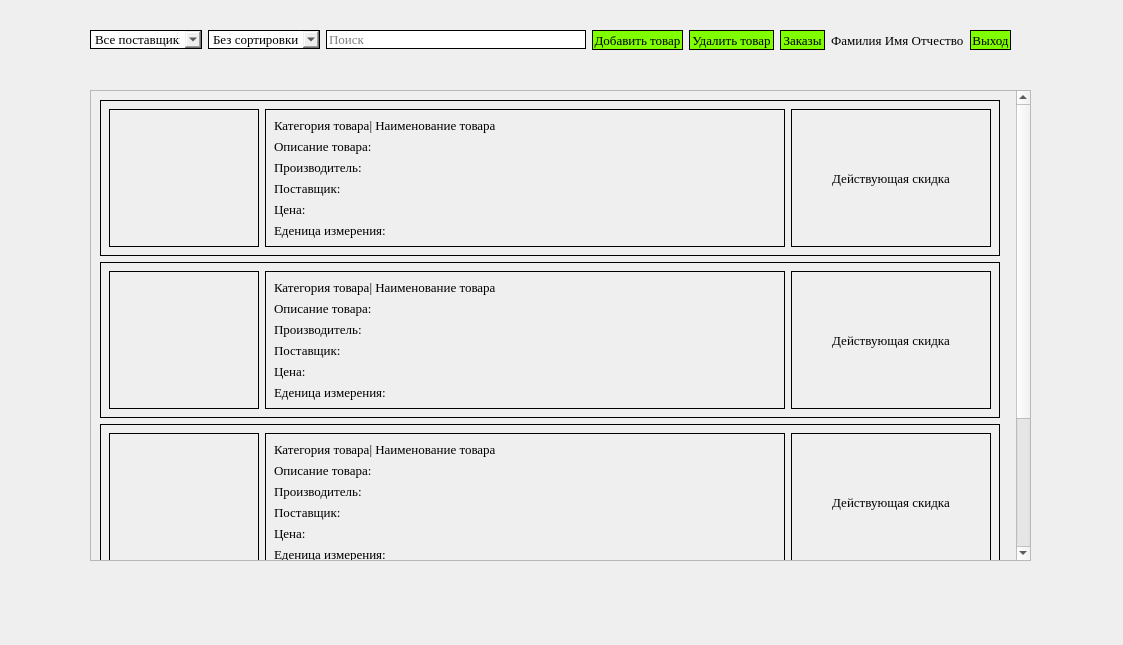
Above: presentation/Product_list_UI/products.ui from Herehs/DemoExam before the change. Below: the same form after it.
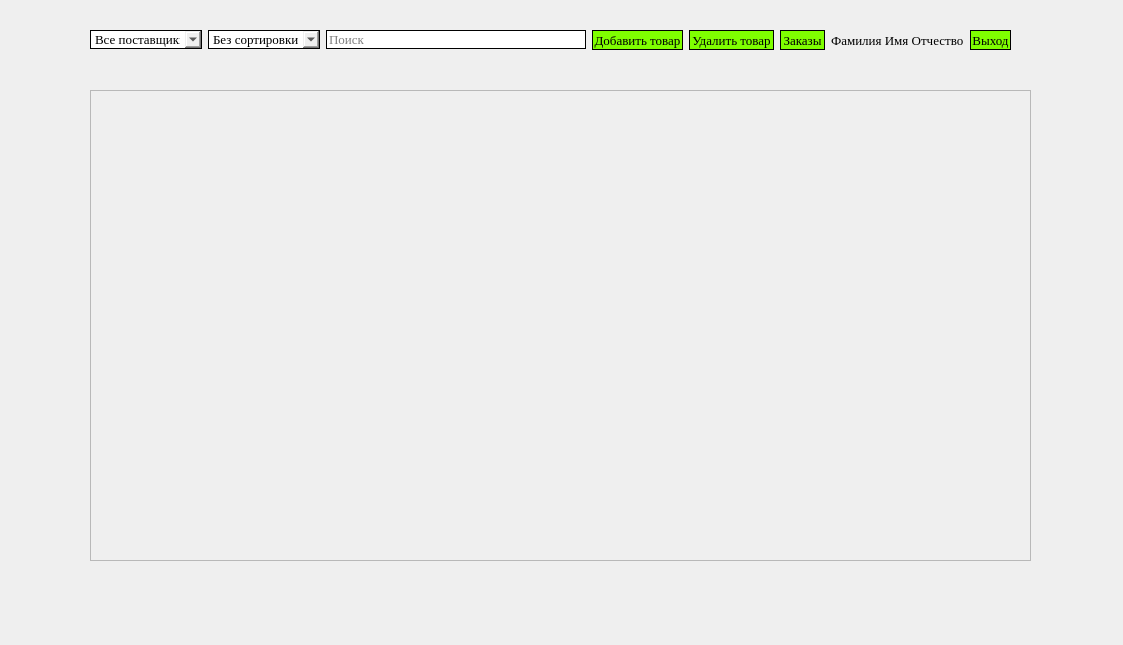
That is the form after the change. Icons and pictures are not drawn.

```diff
--- a/presentation/Product_list_UI/products.ui
+++ b/presentation/Product_list_UI/products.ui
@@ -298,808 +298,11 @@
       <rect>
        <x>0</x>
        <y>0</y>
-       <width>922</width>
-       <height>716</height>
+       <width>939</width>
+       <height>469</height>
       </rect>
      </property>
-     <layout class="QVBoxLayout" name="verticalLayout_4">
-      <item>
-       <widget class="QWidget" name="widget_7" native="true">
-        <property name="minimumSize">
-         <size>
-          <width>900</width>
-          <height>0</height>
-         </size>
-        </property>
-        <property name="maximumSize">
-         <size>
-          <width>801</width>
-          <height>171</height>
-         </size>
-        </property>
-        <property name="styleSheet">
-         <string notr="true">
-border: 1px solid black;
-</string>
-        </property>
-        <layout class="QHBoxLayout" name="horizontalLayout_9">
-         <item>
-          <layout class="QHBoxLayout" name="horizontalLayout_11">
-           <item>
-            <widget class="QLabel" name="photo_10">
-             <property name="maximumSize">
-              <size>
-               <width>150</width>
-               <height>150</height>
-              </size>
-             </property>
-             <property name="styleSheet">
-              <string notr="true">
-border: 1px solid black;
-</string>
-             </property>
-             <property name="text">
-              <string/>
-             </property>
-             <property name="pixmap">
-              <pixmap>../import/1.jpg</pixmap>
-             </property>
-             <property name="scaledContents">
-              <bool>true</bool>
-             </property>
-            </widget>
-           </item>
-           <item>
-            <widget class="QWidget" name="widget_8" native="true">
-             <property name="styleSheet">
-              <string notr="true"/>
-             </property>
-             <layout class="QVBoxLayout" name="verticalLayout_5">
-              <item>
-               <layout class="QVBoxLayout" name="verticalLayout_18">
-                <item>
-                 <widget class="QLabel" name="label_15">
-                  <property name="font">
-                   <font>
-                    <family>Times New Roman</family>
-                    <pointsize>10</pointsize>
-                   </font>
-                  </property>
-                  <property name="styleSheet">
-                   <string notr="true">
-border: 0px solid black;
-</string>
-                  </property>
-                  <property name="text">
-                   <string>Категория товара| Наименование товара</string>
-                  </property>
-                 </widget>
-                </item>
-                <item>
-                 <widget class="QLabel" name="label_27">
-                  <property name="font">
-                   <font>
-                    <family>Times New Roman</family>
-                    <pointsize>10</pointsize>
-                   </font>
-                  </property>
-                  <property name="styleSheet">
-                   <string notr="true">
-border: 0px solid black;
-</string>
-                  </property>
-                  <property name="text">
-                   <string>Описание товара:</string>
-                  </property>
-                 </widget>
-                </item>
-                <item>
-                 <widget class="QLabel" name="label_28">
-                  <property name="font">
-                   <font>
-                    <family>Times New Roman</family>
-                    <pointsize>10</pointsize>
-                   </font>
-                  </property>
-                  <property name="styleSheet">
-                   <string notr="true">
-border: 0px solid black;
-</string>
-                  </property>
-                  <property name="text">
-                   <string>Производитель:</string>
-                  </property>
-                 </widget>
-                </item>
-                <item>
-                 <widget class="QLabel" name="label_46">
-                  <property name="font">
-                   <font>
-                    <family>Times New Roman</family>
-                    <pointsize>10</pointsize>
-                   </font>
-                  </property>
-                  <property name="styleSheet">
-                   <string notr="true">
-border: 0px solid black;
-</string>
-                  </property>
-                  <property name="text">
-                   <string>Поставщик:</string>
-                  </property>
-                 </widget>
-                </item>
-                <item>
-                 <widget class="QLabel" name="label_47">
-                  <property name="font">
-                   <font>
-                    <family>Times New Roman</family>
-                    <pointsize>10</pointsize>
-                   </font>
-                  </property>
-                  <property name="styleSheet">
-                   <string notr="true">
-border: 0px solid black;
-</string>
-                  </property>
-                  <property name="text">
-                   <string>Цена:</string>
-                  </property>
-                 </widget>
-                </item>
-                <item>
-                 <widget class="QLabel" name="label_48">
-                  <property name="font">
-                   <font>
-                    <family>Times New Roman</family>
-                    <pointsize>10</pointsize>
-                   </font>
-                  </property>
-                  <property name="styleSheet">
-                   <string notr="true">
-border: 0px solid black;
-</string>
-                  </property>
-                  <property name="text">
-                   <string>Еденица измерения:</string>
-                  </property>
-                 </widget>
-                </item>
-               </layout>
-              </item>
-             </layout>
-            </widget>
-           </item>
-          </layout>
-         </item>
-         <item>
-          <widget class="QLabel" name="sale_11">
-           <property name="maximumSize">
-            <size>
-             <width>200</width>
-             <height>16777215</height>
-            </size>
-           </property>
-           <property name="font">
-            <font>
-             <family>Times New Roman</family>
-             <pointsize>10</pointsize>
-            </font>
-           </property>
-           <property name="styleSheet">
-            <string notr="true">
-border: 1px solid black;
-</string>
-           </property>
-           <property name="text">
-            <string>Действующая скидка</string>
-           </property>
-           <property name="alignment">
-            <set>Qt::AlignCenter</set>
-           </property>
-          </widget>
-         </item>
-        </layout>
-       </widget>
-      </item>
-      <item>
-       <widget class="QWidget" name="widget" native="true">
-        <property name="minimumSize">
-         <size>
-          <width>900</width>
-          <height>0</height>
-         </size>
-        </property>
-        <property name="maximumSize">
-         <size>
-          <width>801</width>
-          <height>171</height>
-         </size>
-        </property>
-        <property name="styleSheet">
-         <string notr="true">
-border: 1px solid black;
-</string>
-        </property>
-        <layout class="QHBoxLayout" name="horizontalLayout_4">
-         <item>
-          <layout class="QHBoxLayout" name="horizontalLayout_2">
-           <item>
-            <widget class="QLabel" name="photo_7">
-             <property name="maximumSize">
-              <size>
-               <width>150</width>
-               <height>150</height>
-              </size>
-             </property>
-             <property name="styleSheet">
-              <string notr="true">
-border: 1px solid black;
-</string>
-             </property>
-             <property name="text">
-              <string/>
-             </property>
-             <property name="pixmap">
-              <pixmap>../import/1.jpg</pixmap>
-             </property>
-             <property name="scaledContents">
-              <bool>true</bool>
-             </property>
-            </widget>
-           </item>
-           <item>
-            <widget class="QWidget" name="widget_2" native="true">
-             <property name="styleSheet">
-              <string notr="true"/>
-             </property>
-             <layout class="QVBoxLayout" name="verticalLayout">
-              <item>
-               <layout class="QVBoxLayout" name="verticalLayout_15">
-                <item>
-                 <widget class="QLabel" name="label_12">
-                  <property name="font">
-                   <font>
-                    <family>Times New Roman</family>
-                    <pointsize>10</pointsize>
-                   </font>
-                  </property>
-                  <property name="styleSheet">
-                   <string notr="true">
-border: 0px solid black;
-</string>
-                  </property>
-                  <property name="text">
-                   <string>Категория товара| Наименование товара</string>
-                  </property>
-                 </widget>
-                </item>
-                <item>
-                 <widget class="QLabel" name="label_21">
-                  <property name="font">
-                   <font>
-                    <family>Times New Roman</family>
-                    <pointsize>10</pointsize>
-                   </font>
-                  </property>
-                  <property name="styleSheet">
-                   <string notr="true">
-border: 0px solid black;
-</string>
-                  </property>
-                  <property name="text">
-                   <string>Описание товара:</string>
-                  </property>
-                 </widget>
-                </item>
-                <item>
-                 <widget class="QLabel" name="label_22">
-                  <property name="font">
-                   <font>
-                    <family>Times New Roman</family>
-                    <pointsize>10</pointsize>
-                   </font>
-                  </property>
-                  <property name="styleSheet">
-                   <string notr="true">
-border: 0px solid black;
-</string>
-                  </property>
-                  <property name="text">
-                   <string>Производитель:</string>
-                  </property>
-                 </widget>
-                </item>
-                <item>
-                 <widget class="QLabel" name="label_37">
-                  <property name="font">
-                   <font>
-                    <family>Times New Roman</family>
-                    <pointsize>10</pointsize>
-                   </font>
-                  </property>
-                  <property name="styleSheet">
-                   <string notr="true">
-border: 0px solid black;
-</string>
-                  </property>
-                  <property name="text">
-                   <string>Поставщик:</string>
-                  </property>
-                 </widget>
-                </item>
-                <item>
-                 <widget class="QLabel" name="label_38">
-                  <property name="font">
-                   <font>
-                    <family>Times New Roman</family>
-                    <pointsize>10</pointsize>
-                   </font>
-                  </property>
-                  <property name="styleSheet">
-                   <string notr="true">
-border: 0px solid black;
-</string>
-                  </property>
-                  <property name="text">
-                   <string>Цена:</string>
-                  </property>
-                 </widget>
-                </item>
-                <item>
-                 <widget class="QLabel" name="label_39">
-                  <property name="font">
-                   <font>
-                    <family>Times New Roman</family>
-                    <pointsize>10</pointsize>
-                   </font>
-                  </property>
-                  <property name="styleSheet">
-                   <string notr="true">
-border: 0px solid black;
-</string>
-                  </property>
-                  <property name="text">
-                   <string>Еденица измерения:</string>
-                  </property>
-                 </widget>
-                </item>
-               </layout>
-              </item>
-             </layout>
-            </widget>
-           </item>
-          </layout>
-         </item>
-         <item>
-          <widget class="QLabel" name="sale_8">
-           <property name="maximumSize">
-            <size>
-             <width>200</width>
-             <height>16777215</height>
-            </size>
-           </property>
-           <property name="font">
-            <font>
-             <family>Times New Roman</family>
-             <pointsize>10</pointsize>
-            </font>
-           </property>
-           <property name="styleSheet">
-            <string notr="true">
-border: 1px solid black;
-</string>
-           </property>
-           <property name="text">
-            <string>Действующая скидка</string>
-           </property>
-           <property name="alignment">
-            <set>Qt::AlignCenter</set>
-           </property>
-          </widget>
-         </item>
-        </layout>
-       </widget>
-      </item>
-      <item>
-       <widget class="QWidget" name="widget_3" native="true">
-        <property name="minimumSize">
-         <size>
-          <width>900</width>
-          <height>0</height>
-         </size>
-        </property>
-        <property name="maximumSize">
-         <size>
-          <width>801</width>
-          <height>171</height>
-         </size>
-        </property>
-        <property name="styleSheet">
-         <string notr="true">
-border: 1px solid black;
-</string>
-        </property>
-        <layout class="QHBoxLayout" name="horizontalLayout_5">
-         <item>
-          <layout class="QHBoxLayout" name="horizontalLayout_6">
-           <item>
-            <widget class="QLabel" name="photo_8">
-             <property name="maximumSize">
-              <size>
-               <width>150</width>
-               <height>150</height>
-              </size>
-             </property>
-             <property name="styleSheet">
-              <string notr="true">
-border: 1px solid black;
-</string>
-             </property>
-             <property name="text">
-              <string/>
-             </property>
-             <property name="pixmap">
-              <pixmap>../import/1.jpg</pixmap>
-             </property>
-             <property name="scaledContents">
-              <bool>true</bool>
-             </property>
-            </widget>
-           </item>
-           <item>
-            <widget class="QWidget" name="widget_4" native="true">
-             <property name="styleSheet">
-              <string notr="true"/>
-             </property>
-             <layout class="QVBoxLayout" name="verticalLayout_2">
-              <item>
-               <layout class="QVBoxLayout" name="verticalLayout_16">
-                <item>
-                 <widget class="QLabel" name="label_13">
-                  <property name="font">
-                   <font>
-                    <family>Times New Roman</family>
-                    <pointsize>10</pointsize>
-                   </font>
-                  </property>
-                  <property name="styleSheet">
-                   <string notr="true">
-border: 0px solid black;
-</string>
-                  </property>
-                  <property name="text">
-                   <string>Категория товара| Наименование товара</string>
-                  </property>
-                 </widget>
-                </item>
-                <item>
-                 <widget class="QLabel" name="label_23">
-                  <property name="font">
-                   <font>
-                    <family>Times New Roman</family>
-                    <pointsize>10</pointsize>
-                   </font>
-                  </property>
-                  <property name="styleSheet">
-                   <string notr="true">
-border: 0px solid black;
-</string>
-                  </property>
-                  <property name="text">
-                   <string>Описание товара:</string>
-                  </property>
-                 </widget>
-                </item>
-                <item>
-                 <widget class="QLabel" name="label_24">
-                  <property name="font">
-                   <font>
-                    <family>Times New Roman</family>
-                    <pointsize>10</pointsize>
-                   </font>
-                  </property>
-                  <property name="styleSheet">
-                   <string notr="true">
-border: 0px solid black;
-</string>
-                  </property>
-                  <property name="text">
-                   <string>Производитель:</string>
-                  </property>
-                 </widget>
-                </item>
-                <item>
-                 <widget class="QLabel" name="label_40">
-                  <property name="font">
-                   <font>
-                    <family>Times New Roman</family>
-                    <pointsize>10</pointsize>
-                   </font>
-                  </property>
-                  <property name="styleSheet">
-                   <string notr="true">
-border: 0px solid black;
-</string>
-                  </property>
-                  <property name="text">
-                   <string>Поставщик:</string>
-                  </property>
-                 </widget>
-                </item>
-                <item>
-                 <widget class="QLabel" name="label_41">
-                  <property name="font">
-                   <font>
-                    <family>Times New Roman</family>
-                    <pointsize>10</pointsize>
-                   </font>
-                  </property>
-                  <property name="styleSheet">
-                   <string notr="true">
-border: 0px solid black;
-</string>
-                  </property>
-                  <property name="text">
-                   <string>Цена:</string>
-                  </property>
-                 </widget>
-                </item>
-                <item>
-                 <widget class="QLabel" name="label_42">
-                  <property name="font">
-                   <font>
-                    <family>Times New Roman</family>
-                    <pointsize>10</pointsize>
-                   </font>
-                  </property>
-                  <property name="styleSheet">
-                   <string notr="true">
-border: 0px solid black;
-</string>
-                  </property>
-                  <property name="text">
-                   <string>Еденица измерения:</string>
-                  </property>
-                 </widget>
-                </item>
-               </layout>
-              </item>
-             </layout>
-            </widget>
-           </item>
-          </layout>
-         </item>
-         <item>
-          <widget class="QLabel" name="sale_9">
-           <property name="maximumSize">
-            <size>
-             <width>200</width>
-             <height>16777215</height>
-            </size>
-           </property>
-           <property name="font">
-            <font>
-             <family>Times New Roman</family>
-             <pointsize>10</pointsize>
-            </font>
-           </property>
-           <property name="styleSheet">
-            <string notr="true">
-border: 1px solid black;
-</string>
-           </property>
-           <property name="text">
-            <string>Действующая скидка</string>
-           </property>
-           <property name="alignment">
-            <set>Qt::AlignCenter</set>
-           </property>
-          </widget>
-         </item>
-        </layout>
-       </widget>
-      </item>
-      <item>
-       <widget class="QWidget" name="widget_5" native="true">
-        <property name="minimumSize">
-         <size>
-          <width>900</width>
-          <height>0</height>
-         </size>
-        </property>
-        <property name="maximumSize">
-         <size>
-          <width>801</width>
-          <height>171</height>
-         </size>
-        </property>
-        <property name="styleSheet">
-         <string notr="true">
-border: 1px solid black;
-</string>
-        </property>
-        <layout class="QHBoxLayout" name="horizontalLayout_7">
-         <item>
-          <layout class="QHBoxLayout" name="horizontalLayout_8">
-           <item>
-            <widget class="QLabel" name="photo_9">
-             <property name="maximumSize">
-              <size>
-               <width>150</width>
-               <height>150</height>
-              </size>
-             </property>
-             <property name="styleSheet">
-              <string notr="true">
-border: 1px solid black;
-</string>
-             </property>
-             <property name="text">
-              <string/>
-             </property>
-             <property name="pixmap">
-              <pixmap>../import/1.jpg</pixmap>
-             </property>
-             <property name="scaledContents">
-              <bool>true</bool>
-             </property>
-            </widget>
-           </item>
-           <item>
-            <widget class="QWidget" name="widget_6" native="true">
-             <property name="styleSheet">
-              <string notr="true"/>
-             </property>
-             <layout class="QVBoxLayout" name="verticalLayout_3">
-              <item>
-               <layout class="QVBoxLayout" name="verticalLayout_17">
-                <item>
-                 <widget class="QLabel" name="label_14">
-                  <property name="font">
-                   <font>
-                    <family>Times New Roman</family>
-                    <pointsize>10</pointsize>
-                   </font>
-                  </property>
-                  <property name="styleSheet">
-                   <string notr="true">
-border: 0px solid black;
-</string>
-                  </property>
-                  <property name="text">
-                   <string>Категория товара| Наименование товара</string>
-                  </property>
-                 </widget>
-                </item>
-                <item>
-                 <widget class="QLabel" name="label_25">
-                  <property name="font">
-                   <font>
-                    <family>Times New Roman</family>
-                    <pointsize>10</pointsize>
-                   </font>
-                  </property>
-                  <property name="styleSheet">
-                   <string notr="true">
-border: 0px solid black;
-</string>
-                  </property>
-                  <property name="text">
-                   <string>Описание товара:</string>
-                  </property>
-                 </widget>
-                </item>
-                <item>
-                 <widget class="QLabel" name="label_26">
-                  <property name="font">
-                   <font>
-                    <family>Times New Roman</family>
-                    <pointsize>10</pointsize>
-                   </font>
-                  </property>
-                  <property name="styleSheet">
-                   <string notr="true">
-border: 0px solid black;
-</string>
-                  </property>
-                  <property name="text">
-                   <string>Производитель:</string>
-                  </property>
-                 </widget>
-                </item>
-                <item>
-                 <widget class="QLabel" name="label_43">
-                  <property name="font">
-                   <font>
-                    <family>Times New Roman</family>
-                    <pointsize>10</pointsize>
-                   </font>
-                  </property>
-                  <property name="styleSheet">
-                   <string notr="true">
-border: 0px solid black;
-</string>
-                  </property>
-                  <property name="text">
-                   <string>Поставщик:</string>
-                  </property>
-                 </widget>
-                </item>
-                <item>
-                 <widget class="QLabel" name="label_44">
-                  <property name="font">
-                   <font>
-                    <family>Times New Roman</family>
-                    <pointsize>10</pointsize>
-                   </font>
-                  </property>
-                  <property name="styleSheet">
-                   <string notr="true">
-border: 0px solid black;
-</string>
-                  </property>
-                  <property name="text">
-                   <string>Цена:</string>
-                  </property>
-                 </widget>
-                </item>
-                <item>
-                 <widget class="QLabel" name="label_45">
-                  <property name="font">
-                   <font>
-                    <family>Times New Roman</family>
-                    <pointsize>10</pointsize>
-                   </font>
-                  </property>
-                  <property name="styleSheet">
-                   <string notr="true">
-border: 0px solid black;
-</string>
-                  </property>
-                  <property name="text">
-                   <string>Еденица измерения:</string>
-                  </property>
-                 </widget>
-                </item>
-               </layout>
-              </item>
-             </layout>
-            </widget>
-           </item>
-          </layout>
-         </item>
-         <item>
-          <widget class="QLabel" name="sale_10">
-           <property name="maximumSize">
-            <size>
-             <width>200</width>
-             <height>16777215</height>
-            </size>
-           </property>
-           <property name="font">
-            <font>
-             <family>Times New Roman</family>
-             <pointsize>10</pointsize>
-            </font>
-           </property>
-           <property name="styleSheet">
-            <string notr="true">
-border: 1px solid black;
-</string>
-           </property>
-           <property name="text">
-            <string>Действующая скидка</string>
-           </property>
-           <property name="alignment">
-            <set>Qt::AlignCenter</set>
-           </property>
-          </widget>
-         </item>
-        </layout>
-       </widget>
-      </item>
-     </layout>
+     <layout class="QVBoxLayout" name="verticalLayout_4"/>
     </widget>
    </widget>
   </widget>
```
Left out of the diff: 2 changed lines with no effect on the pictures.
